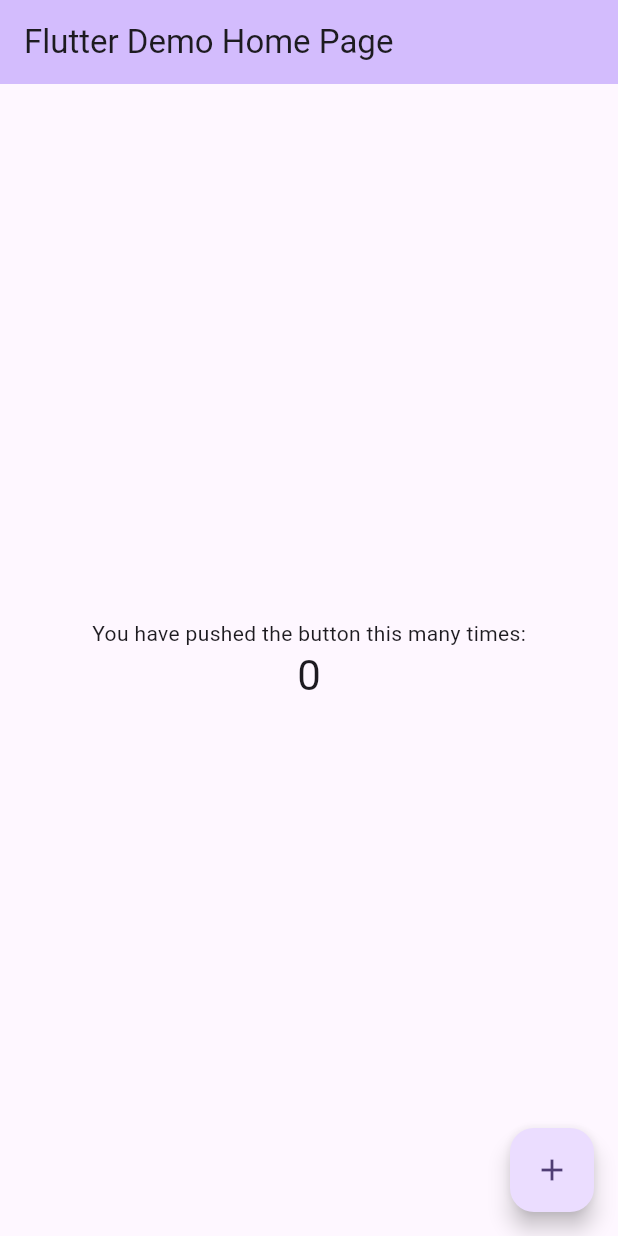
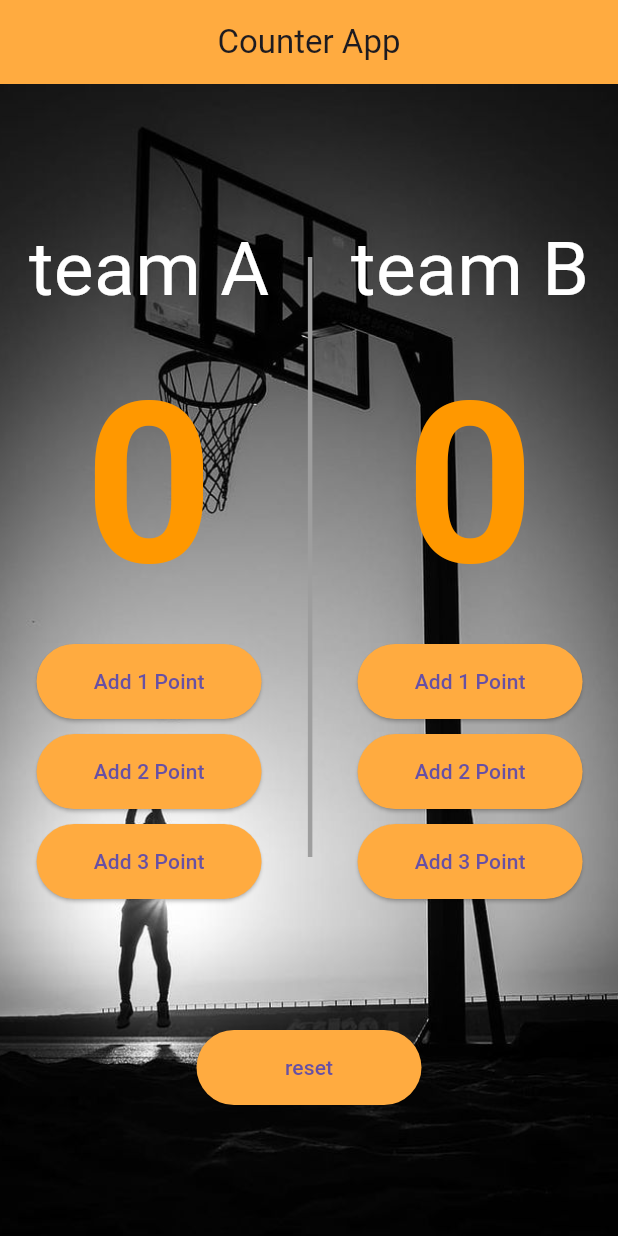
Before and after one commit to A7medMg/basketball_app, a Flutter app: the screen it shows after launch, on a phone screen of 412 x 824 dp. Run offline on Flutter 3.47's test engine with Material 3 defaults, Android fonts, the phone set to English and light mode, and no system bars.

```diff
--- /dev/null
+++ b/lib/home.dart
@@ -0,0 +1,140 @@
+import 'package:flutter/material.dart';
+
+class Counter_App extends StatefulWidget {
+  const Counter_App({super.key});
+
+  @override
+  State<Counter_App> createState() => _Counter_AppState();
+}
+
+// ignore: camel_case_types
+class _Counter_AppState extends State<Counter_App> {
+   int teamA_score = 0;
+
+   int teamB_score = 0;
+
+  @override
+  Widget build(BuildContext context) {
+    return Scaffold(
+
+      appBar: AppBar(
+        centerTitle: true,
+        backgroundColor: Colors.orangeAccent,
+        title: const Text('Counter App'),
+      ),
+      body:
+      Container(
+        width: double.infinity,
+        decoration: BoxDecoration(
+          image: DecorationImage(
+            image: AssetImage('assets/w.jpg'),
+            fit: BoxFit.cover,
+          ),
+        ),
+
+        child: Column(
+
+          children: [
+            Spacer(),
+            Row(
+                  mainAxisAlignment: MainAxisAlignment.spaceEvenly,
+
+                          children: [
+                            Column(
+                              children: [
+                                Text('team A' , style: TextStyle(fontSize: 50,color: Colors.white),),
+                                Text('$teamA_score' , style: TextStyle(fontSize: teamA_score.toString().length >= 3 ? 50 : 150,fontWeight: FontWeight.bold,color: Colors.orange),),
+                                ElevatedButton(onPressed: (){
+                                  setState(() {
+                                     teamA_score++;
+                                  });
+                                },style: ElevatedButton.styleFrom(
+                                  backgroundColor: Colors.orangeAccent,
+                                  minimumSize: Size(150, 50),
+                                ), child: Text("Add 1 Point"),),
+                                SizedBox(height: 10,),
+                                ElevatedButton(onPressed: (){
+                                   setState(() {
+                                     teamA_score+=2;
+                                  });
+                                },style: ElevatedButton.styleFrom(
+                                  backgroundColor: Colors.orangeAccent,
+                                  minimumSize: Size(150, 50),
+                                ), child: Text("Add 2 Point"),),
+                                    SizedBox(height: 10,),
+                                ElevatedButton(onPressed: (){
+                                    setState(() {
+                                      teamA_score+=3;
+                                    });
+                                },style: ElevatedButton.styleFrom(
+                                  backgroundColor: Colors.orangeAccent,
+                                  minimumSize: Size(150, 50),
+                                ), child: Text("Add 3 Point"),),
+                              ],
+
+                            ),
+                           SizedBox(
+                            height: 400,
+                             child: VerticalDivider(
+
+
+                              color: Colors.grey,
+                              thickness: 3,
+                               ),
+                           ),
+
+                            Column(
+                              children: [
+                                Text('team B' , style: TextStyle(fontSize: 50,color: Colors.white),),
+                                Text('$teamB_score' , style: TextStyle(fontSize:teamB_score.toString().length >= 3 ? 50 : 150,fontWeight: FontWeight.bold,color: Colors.orange),),
+                                ElevatedButton(onPressed: (){
+                                  setState(() {
+                                     teamB_score++;
+                                  });
+
+                                },style: ElevatedButton.styleFrom(
+                                  backgroundColor: Colors.orangeAccent,
+                                  minimumSize: Size(150, 50),
+                                ), child: Text("Add 1 Point"),),
+                                SizedBox(height: 10,),
+                                ElevatedButton(onPressed: (){
+                                    setState(() {
+                                      teamB_score+=2;
+                                    });
+                                },style: ElevatedButton.styleFrom(
+                                  backgroundColor: Colors.orangeAccent,
+                                  minimumSize: Size(150, 50),
+                                ), child: Text("Add 2 Point"),),
+                                    SizedBox(height: 10,),
+                                ElevatedButton(onPressed: (){
+                                    setState(() {
+                                      teamB_score+=3;
+                                    });
+                                },style: ElevatedButton.styleFrom(
+                                  backgroundColor: Colors.orangeAccent,
+                                  minimumSize: Size(150, 50),
+                                ), child: Text("Add 3 Point"),),
+                              ],
+
+                            ),
+
+                          ],
+                        ),
+                          Spacer(),
+                        ElevatedButton(onPressed: (){
+                          setState(() {
+                            teamA_score=0;
+                            teamB_score=0;
+                          });
+                        },style: ElevatedButton.styleFrom(
+                                  backgroundColor: Colors.orangeAccent,
+                                  minimumSize: Size(150, 50),
+                                ), child: Text("reset"),),
+                                  Spacer(),
+          ],
+        ),
+      ),
+
+    );
+  }
+}
--- a/lib/main.dart
+++ b/lib/main.dart
@@ -1,3 +1,4 @@
+import 'package:basketball_app/home.dart';
 import 'package:flutter/material.dart';
 
 void main() {
@@ -11,112 +12,9 @@ class MyApp extends StatelessWidget {
   @override
   Widget build(BuildContext context) {
     return MaterialApp(
-      title: 'Flutter Demo',
-      theme: ThemeData(
-        // This is the theme of your application.
-        //
-        // TRY THIS: Try running your application with "flutter run". You'll see
-        // the application has a purple toolbar. Then, without quitting the app,
-        // try changing the seedColor in the colorScheme below to Colors.green
-        // and then invoke "hot reload" (save your changes or press the "hot
-        // reload" button in a Flutter-supported IDE, or press "r" if you used
-        // the command line to start the app).
-        //
-        // Notice that the counter didn't reset back to zero; the application
-        // state is not lost during the reload. To reset the state, use hot
-        // restart instead.
-        //
-        // This works for code too, not just values: Most code changes can be
-        // tested with just a hot reload.
-        colorScheme: .fromSeed(seedColor: Colors.deepPurple),
-      ),
-      home: const MyHomePage(title: 'Flutter Demo Home Page'),
+      debugShowCheckedModeBanner: false,
+
+      home: Counter_App(),
     );
   }
 }
-
-class MyHomePage extends StatefulWidget {
-  const MyHomePage({super.key, required this.title});
-
-  // This widget is the home page of your application. It is stateful, meaning
-  // that it has a State object (defined below) that contains fields that affect
-  // how it looks.
-
-  // This class is the configuration for the state. It holds the values (in this
-  // case the title) provided by the parent (in this case the App widget) and
-  // used by the build method of the State. Fields in a Widget subclass are
-  // always marked "final".
-
-  final String title;
-
-  @override
-  State<MyHomePage> createState() => _MyHomePageState();
-}
-
-class _MyHomePageState extends State<MyHomePage> {
-  int _counter = 0;
-
-  void _incrementCounter() {
-    setState(() {
-      // This call to setState tells the Flutter framework that something has
-      // changed in this State, which causes it to rerun the build method below
-      // so that the display can reflect the updated values. If we changed
-      // _counter without calling setState(), then the build method would not be
-      // called again, and so nothing would appear to happen.
-      _counter++;
-    });
-  }
-
-  @override
-  Widget build(BuildContext context) {
-    // This method is rerun every time setState is called, for instance as done
-    // by the _incrementCounter method above.
-    //
-    // The Flutter framework has been optimized to make rerunning build methods
-    // fast, so that you can just rebuild anything that needs updating rather
-    // than having to individually change instances of widgets.
-    return Scaffold(
-      appBar: AppBar(
-        // TRY THIS: Try changing the color here to a specific color (to
-        // Colors.amber, perhaps?) and trigger a hot reload to see the AppBar
-        // change color while the other colors stay the same.
-        backgroundColor: Theme.of(context).colorScheme.inversePrimary,
-        // Here we take the value from the MyHomePage object that was created by
-        // the App.build method, and use it to set our appbar title.
-        title: Text(widget.title),
-      ),
-      body: Center(
-        // Center is a layout widget. It takes a single child and positions it
-        // in the middle of the parent.
-        child: Column(
-          // Column is also a layout widget. It takes a list of children and
-          // arranges them vertically. By default, it sizes itself to fit its
-          // children horizontally, and tries to be as tall as its parent.
-          //
-          // Column has various properties to control how it sizes itself and
-          // how it positions its children. Here we use mainAxisAlignment to
-          // center the children vertically; the main axis here is the vertical
-          // axis because Columns are vertical (the cross axis would be
-          // horizontal).
-          //
-          // TRY THIS: Invoke "debug painting" (choose the "Toggle Debug Paint"
-          // action in the IDE, or press "p" in the console), to see the
-          // wireframe for each widget.
-          mainAxisAlignment: .center,
-          children: [
-            const Text('You have pushed the button this many times:'),
-            Text(
-              '$_counter',
-              style: Theme.of(context).textTheme.headlineMedium,
-            ),
-          ],
-        ),
-      ),
-      floatingActionButton: FloatingActionButton(
-        onPressed: _incrementCounter,
-        tooltip: 'Increment',
-        child: const Icon(Icons.add),
-      ),
-    );
-  }
-}
--- a/pubspec.yaml
+++ b/pubspec.yaml
@@ -58,9 +58,9 @@ flutter:
   uses-material-design: true
 
   # To add assets to your application, add an assets section, like this:
-  # assets:
-  #   - images/a_dot_burr.jpeg
-  #   - images/a_dot_ham.jpeg
+  assets:
+    - assets/w.jpg
+
 
   # An image asset can refer to one or more resolution-specific "variants", see
   # https://flutter.dev/to/resolution-aware-images
```
Also changed, not shown: assets/w.jpg (added), 1 other file.
